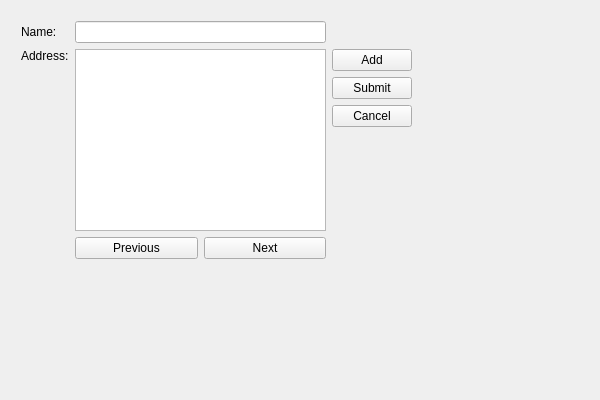
Qt form doc/examples/addressbook-sdk/part4/addressbook.ui (qt-creator/qt-creator) before a commit.
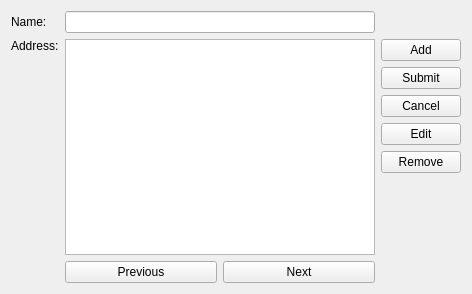
The same form after that commit.

The edit to the form file:
```diff
--- a/doc/examples/addressbook-sdk/part4/addressbook.ui
+++ b/doc/examples/addressbook-sdk/part4/addressbook.ui
@@ -6,22 +6,15 @@
    <rect>
     <x>0</x>
     <y>0</y>
-    <width>600</width>
-    <height>400</height>
+    <width>472</width>
+    <height>294</height>
    </rect>
   </property>
   <property name="windowTitle">
    <string>AddressBook</string>
   </property>
-  <widget class="QWidget" name="layoutWidget">
-   <property name="geometry">
-    <rect>
-     <x>10</x>
-     <y>10</y>
-     <width>413</width>
-     <height>260</height>
-    </rect>
-   </property>
+  <layout class="QHBoxLayout" name="horizontalLayout_3">
+   <item>
    <layout class="QGridLayout" name="gridLayout">
     <item row="0" column="0">
      <widget class="QLabel" name="nameLabel">
@@ -69,6 +62,20 @@
         </property>
        </widget>
       </item>
+       <item>
+        <widget class="QPushButton" name="editButton">
+         <property name="text">
+          <string>Edit</string>
+         </property>
+        </widget>
+       </item>
+       <item>
+        <widget class="QPushButton" name="removeButton">
+         <property name="text">
+          <string>Remove</string>
+         </property>
+        </widget>
+       </item>
       <item>
        <spacer name="verticalSpacer">
         <property name="orientation">
@@ -103,7 +110,8 @@
      </layout>
     </item>
    </layout>
-  </widget>
+   </item>
+  </layout>
  </widget>
  <layoutdefault spacing="6" margin="11"/>
  <resources/>
```
Lines whose indentation alone changed are shown as unchanged.
